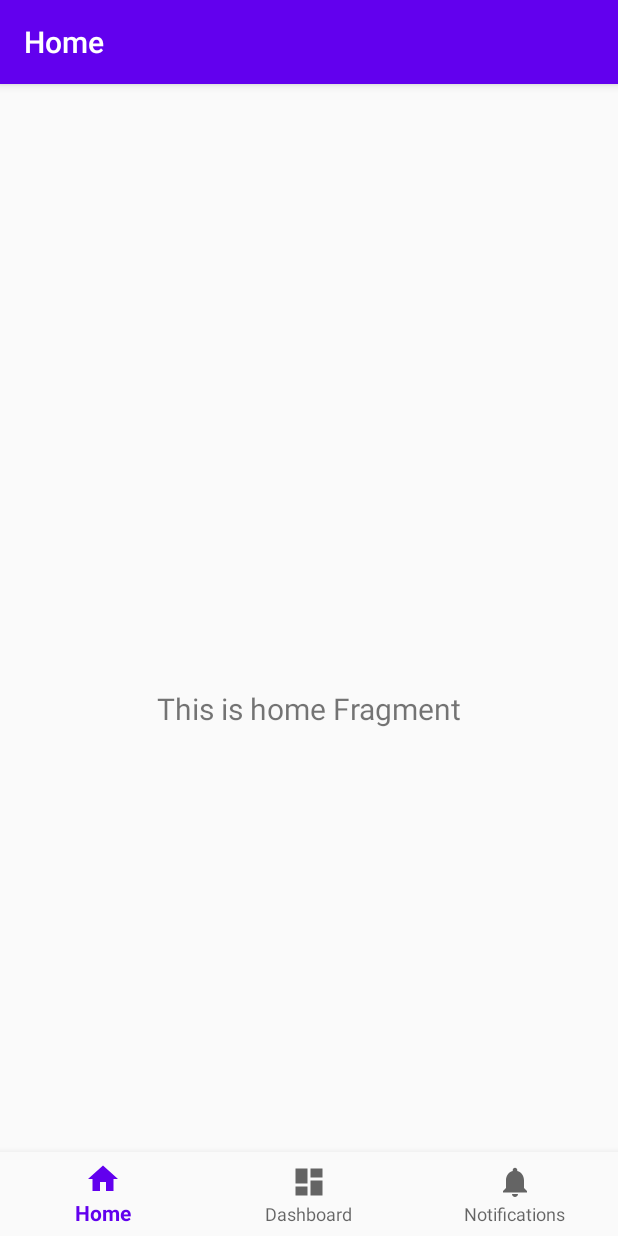
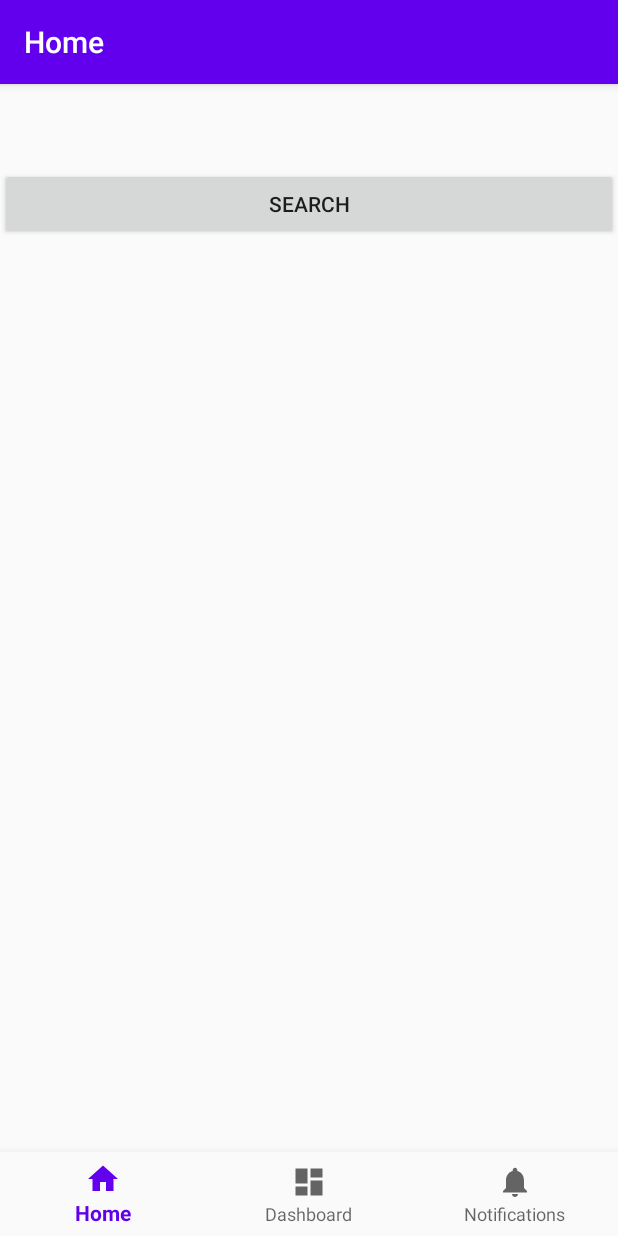
Before and after one commit to pierrefrncs/Android---PF-ENZO, an Android app: the screen it shows after launch (MainActivity), on a phone screen of 412 x 824 dp. Run offline under Robolectric (Android 15) with nearby library versions, the phone set to English and light mode, and no system bars; our stand-ins replace Room's generated code, navigation-ui; libraries missing offline, so code that uses them is left out: com.facebook.stetho; 1 statement that could not run was skipped.

Commit message:
init API RATP

```diff
--- a/android/app/src/main/AndroidManifest.xml
+++ b/android/app/src/main/AndroidManifest.xml
@@ -2,7 +2,10 @@
 <manifest xmlns:android="http://schemas.android.com/apk/res/android"
     package="app.epf.ratp_eb_pf">
 
+    <uses-permission android:name="android.permission.INTERNET" />
+
     <application
+        android:name=".ClientApp"
         android:allowBackup="true"
         android:icon="@mipmap/ic_launcher"
         android:label="@string/app_name"
--- /dev/null
+++ b/android/app/src/main/java/app/epf/ratp_eb_pf/ClientApp.kt
@@ -0,0 +1,12 @@
+package app.epf.ratp_eb_pf
+
+import android.app.Application
+import com.facebook.stetho.Stetho
+
+class ClientApp : Application() {
+
+    override fun onCreate() {
+        super.onCreate()
+        Stetho.initializeWithDefaults(this)
+    }
+}
--- /dev/null
+++ b/android/app/src/main/java/app/epf/ratp_eb_pf/data/AppDatabase.kt
@@ -0,0 +1,11 @@
+package app.epf.ratp_eb_pf.data
+
+import androidx.room.Database
+import androidx.room.RoomDatabase
+import app.epf.ratp_eb_pf.model.Line
+
+@Database(entities = arrayOf(Line::class), version = 1)
+abstract class AppDatabase : RoomDatabase() {
+
+    abstract fun getLineDao() : LineDao
+}
--- /dev/null
+++ b/android/app/src/main/java/app/epf/ratp_eb_pf/data/LineDao.kt
@@ -0,0 +1,27 @@
+package app.epf.ratp_eb_pf.data
+
+
+import androidx.room.Dao
+import androidx.room.Delete
+import androidx.room.Insert
+import androidx.room.Query
+import app.epf.ratp_eb_pf.model.Line
+
+@Dao
+interface LineDao {
+
+    @Query("select * from lines")
+    suspend fun getLines() : List<Line>
+
+    @Insert
+    suspend fun addLine(line: Line)
+
+    @Delete
+    suspend fun deleteLine(line: Line)
+
+    @Query("delete from lines")
+    suspend fun deleteLines()
+
+    @Query("select * from lines where id = :idLine")
+    suspend fun getLines(idLine: Int) : Line
+}
--- a/android/app/src/main/java/app/epf/ratp_eb_pf/ui/home/HomeFragment.kt
+++ b/android/app/src/main/java/app/epf/ratp_eb_pf/ui/home/HomeFragment.kt
@@ -1,6 +1,7 @@
 package app.epf.ratp_eb_pf.ui.home
 
 import android.os.Bundle
+import android.util.Log
 import android.view.LayoutInflater
 import android.view.View
 import android.view.ViewGroup
@@ -9,10 +10,18 @@ import androidx.fragment.app.Fragment
 import androidx.lifecycle.Observer
 import androidx.lifecycle.ViewModelProviders
 import app.epf.ratp_eb_pf.R
+import app.epf.ratp_eb_pf.data.LineDao
+import app.epf.ratp_eb_pf.model.Line
+import app.epf.ratp_eb_pf.service.LinesService
+import app.epf.ratp_eb_pf.ui.dashboard.dao
+import app.epf.ratp_eb_pf.ui.dashboard.retrofit
+import kotlinx.android.synthetic.main.fragment_home.view.*
+import kotlinx.coroutines.runBlocking
 
 class HomeFragment : Fragment() {
 
     private lateinit var homeViewModel: HomeViewModel
+    private var lineDao: LineDao? = null
 
     override fun onCreateView(
             inflater: LayoutInflater,
@@ -22,10 +31,32 @@ class HomeFragment : Fragment() {
         homeViewModel =
                 ViewModelProviders.of(this).get(HomeViewModel::class.java)
         val root = inflater.inflate(R.layout.fragment_home, container, false)
-        val textView: TextView = root.findViewById(R.id.text_home)
-        homeViewModel.text.observe(viewLifecycleOwner, Observer {
-            textView.text = it
-        })
+
+        root.buttonSearch.setOnClickListener {
+            synchroServer()
+        }
+
+        lineDao =  dao(requireContext())
+
         return root
     }
+
+
+    private fun synchroServer() {
+        val service = retrofit().create(LinesService::class.java)
+        runBlocking {
+            lineDao?.deleteLines()
+            val result = service.getUsers("metros", "1")
+            result.result.stations.map {
+
+                var line = Line(0, it.name, it.slug)
+                lineDao?.addLine(line)
+
+            }
+            var lines = lineDao?.getLines()
+            //       clients_recyclerview.adapter = ClientAdapter(lines ?: emptyList())
+            Log.d("Lines", "$lines")
+        }
+
+    }
 }
--- a/android/app/src/main/res/layout/fragment_home.xml
+++ b/android/app/src/main/res/layout/fragment_home.xml
@@ -1,22 +1,19 @@
 <?xml version="1.0" encoding="utf-8"?>
-<androidx.constraintlayout.widget.ConstraintLayout xmlns:android="http://schemas.android.com/apk/res/android"
+<LinearLayout xmlns:android="http://schemas.android.com/apk/res/android"
     xmlns:app="http://schemas.android.com/apk/res-auto"
     xmlns:tools="http://schemas.android.com/tools"
     android:layout_width="match_parent"
     android:layout_height="match_parent"
+    android:orientation="vertical"
     tools:context=".ui.home.HomeFragment">
 
-    <TextView
-        android:id="@+id/text_home"
+
+
+
+    <Button
+        android:id="@+id/buttonSearch"
         android:layout_width="match_parent"
         android:layout_height="wrap_content"
-        android:layout_marginStart="8dp"
-        android:layout_marginTop="8dp"
-        android:layout_marginEnd="8dp"
-        android:textAlignment="center"
-        android:textSize="20sp"
-        app:layout_constraintBottom_toBottomOf="parent"
-        app:layout_constraintEnd_toEndOf="parent"
-        app:layout_constraintStart_toStartOf="parent"
-        app:layout_constraintTop_toTopOf="parent" />
-</androidx.constraintlayout.widget.ConstraintLayout>
+        android:layout_gravity="center"
+        android:text="Search" />
+</LinearLayout>
--- a/android/build.gradle
+++ b/android/build.gradle
@@ -1,14 +1,14 @@
 // Top-level build file where you can add configuration options common to all sub-projects/modules.
 
 buildscript {
-    ext.kotlin_version = '1.3.71'
+    ext.kotlin_version = '1.3.72'
     repositories {
         google()
         jcenter()
 
     }
     dependencies {
-        classpath 'com.android.tools.build:gradle:3.6.2'
+        classpath 'com.android.tools.build:gradle:3.6.3'
         classpath "org.jetbrains.kotlin:kotlin-gradle-plugin:$kotlin_version"
 
         // NOTE: Do not place your application dependencies here; they belong
```
Also changed, not shown: android/app/build.gradle (+23 -7 lines), android/app/src/main/java/app/epf/ratp_eb_pf/MainActivity.kt (+10 -0 lines), android/app/src/main/java/app/epf/ratp_eb_pf/model/Line.kt (added, +23 -0 lines), android/app/src/main/java/app/epf/ratp_eb_pf/service/LinesService.kt (added, +37 -0 lines), android/app/src/main/java/app/epf/ratp_eb_pf/ui/dashboard/ActivityUtils.kt (added, +38 -0 lines), android/app/gradle/wrapper/gradle-wrapper.properties (added), 4 other files.
